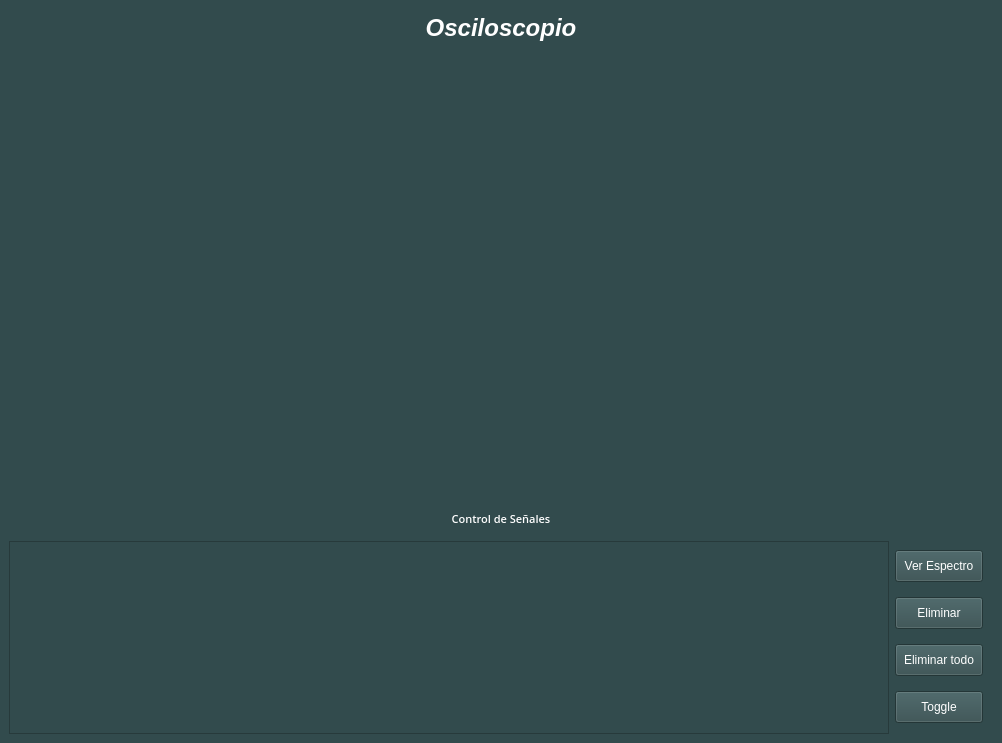
Old version of the form GUI/FrontEnd/oscilloscope.ui in the repository grupo-1-ASSD-E2/ASSD-TP1.
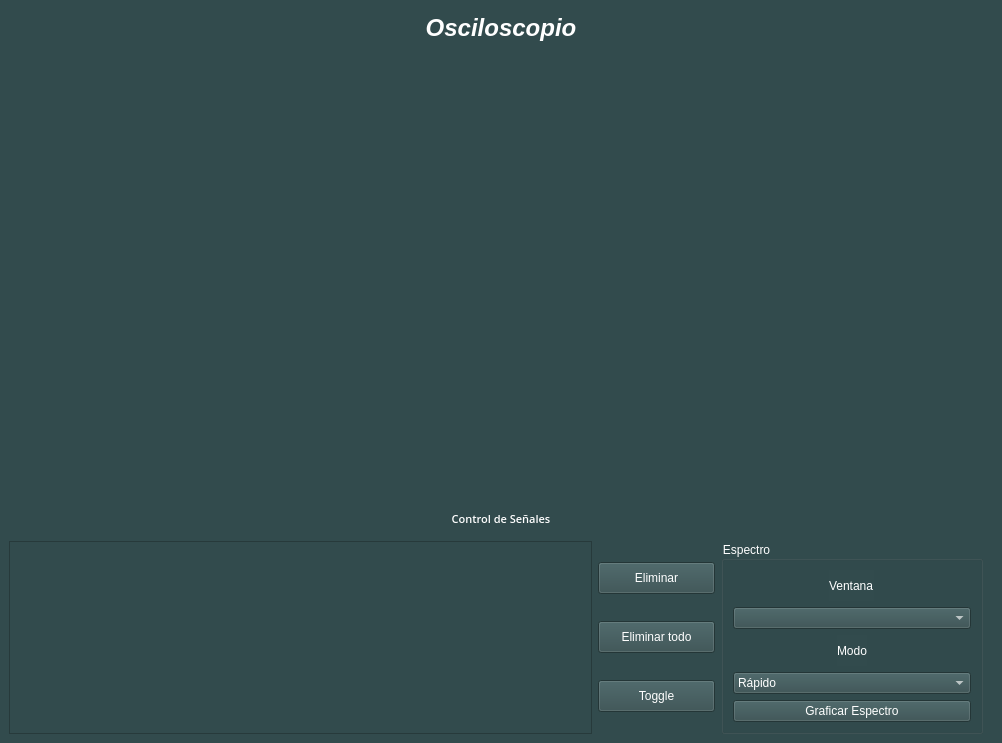
New version of the form. Custom widgets are drawn as their Qt base class.

```diff
--- a/GUI/FrontEnd/oscilloscope.ui
+++ b/GUI/FrontEnd/oscilloscope.ui
@@ -93,7 +93,7 @@
      </widget>
     </item>
     <item>
-     <layout class="QHBoxLayout" name="horizontalLayout">
+     <layout class="QHBoxLayout" name="horizontalLayout" stretch="60,12,27,1">
       <item>
        <widget class="QListWidget" name="signalList">
         <property name="styleSheet">
@@ -107,20 +107,6 @@
       </item>
       <item>
        <layout class="QVBoxLayout" name="verticalLayout_2">
-        <item>
-         <widget class="QPushButton" name="seeSpectrum">
-          <property name="styleSheet">
-           <string notr="true">font: 63 8pt &quot;Open Sans Semibold&quot;;
-color:rgb(255, 255, 255);
-padding: 8px;
-bottom-margin:3px;
-</string>
-          </property>
-          <property name="text">
-           <string>Ver Espectro</string>
-          </property>
-         </widget>
-        </item>
         <item>
          <widget class="QPushButton" name="removeSignal">
           <property name="styleSheet">
@@ -165,6 +151,64 @@
         </item>
        </layout>
       </item>
+      <item>
+       <widget class="QGroupBox" name="groupBox">
+        <property name="styleSheet">
+         <string notr="true">color:rgb(255, 255, 255);</string>
+        </property>
+        <property name="title">
+         <string>Espectro</string>
+        </property>
+        <layout class="QVBoxLayout" name="verticalLayout_3">
+         <item>
+          <layout class="QVBoxLayout" name="verticalLayout_4">
+           <item alignment="Qt::AlignHCenter">
+            <widget class="QLabel" name="label_3">
+             <property name="text">
+              <string>Ventana</string>
+             </property>
+            </widget>
+           </item>
+           <item>
+            <widget class="QComboBox" name="spectrumWindowCombo"/>
+           </item>
+          </layout>
+         </item>
+         <item>
+          <layout class="QVBoxLayout" name="verticalLayout_5">
+           <item alignment="Qt::AlignHCenter">
+            <widget class="QLabel" name="label_4">
+             <property name="text">
+              <string>Modo</string>
+             </property>
+            </widget>
+           </item>
+           <item>
+            <widget class="QComboBox" name="spectrumModeCombo">
+             <item>
+              <property name="text">
+               <string>Rápido</string>
+              </property>
+             </item>
+             <item>
+              <property name="text">
+               <string>Preciso</string>
+              </property>
+             </item>
+            </widget>
+           </item>
+          </layout>
+         </item>
+         <item>
+          <widget class="QPushButton" name="graphSpectrum">
+           <property name="text">
+            <string>Graficar Espectro</string>
+           </property>
+          </widget>
+         </item>
+        </layout>
+       </widget>
+      </item>
       <item>
        <spacer name="horizontalSpacer">
         <property name="orientation">
```
